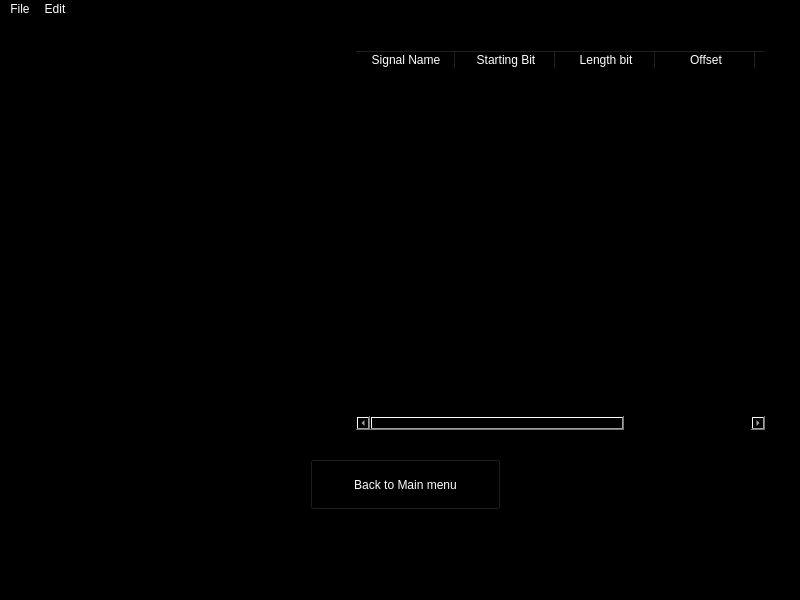
akshaych92/CAN_BUS_DBC_VIEWER, file Ui_files/dbc.ui: the form before one commit.
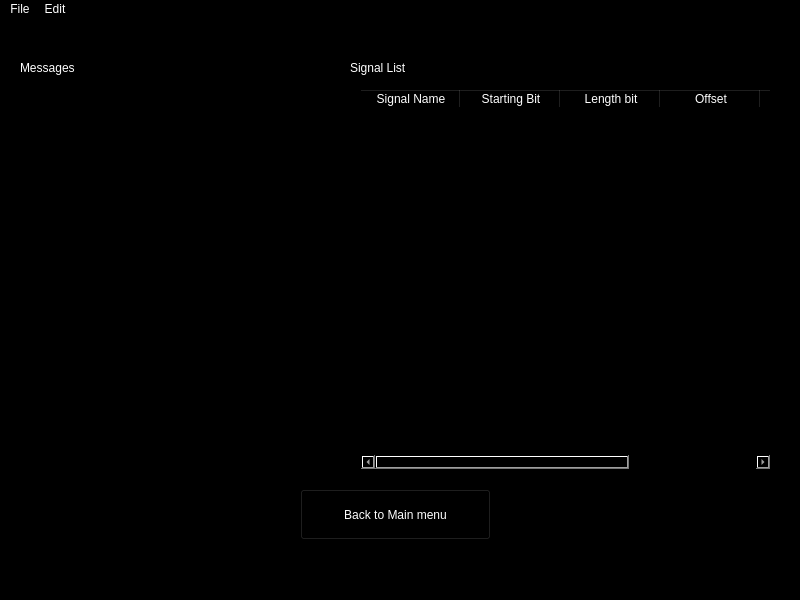
The form after the commit. The open tabs and pages were chosen to show the change.

Commit message: Updated UI and added image icon for UI

What changed in the file:
```diff
--- a/Ui_files/dbc.ui
+++ b/Ui_files/dbc.ui
@@ -81,8 +81,8 @@
      <widget class="QPushButton" name="backmenubutton">
       <property name="geometry">
        <rect>
-        <x>310</x>
-        <y>440</y>
+        <x>300</x>
+        <y>470</y>
         <width>191</width>
         <height>51</height>
        </rect>
@@ -98,7 +98,7 @@
       <property name="geometry">
        <rect>
         <x>20</x>
-        <y>40</y>
+        <y>70</y>
         <width>256</width>
         <height>371</height>
        </rect>
@@ -110,8 +110,8 @@
      <widget class="QTableWidget" name="SignaltableWidget">
       <property name="geometry">
        <rect>
-        <x>355</x>
-        <y>31</y>
+        <x>360</x>
+        <y>70</y>
         <width>411</width>
         <height>381</height>
        </rect>
@@ -150,6 +150,38 @@
        </property>
       </column>
      </widget>
+     <widget class="QLabel" name="MessageLabel">
+      <property name="geometry">
+       <rect>
+        <x>20</x>
+        <y>40</y>
+        <width>67</width>
+        <height>17</height>
+       </rect>
+      </property>
+      <property name="styleSheet">
+       <string notr="true">color:rgb(255, 255, 255)</string>
+      </property>
+      <property name="text">
+       <string>Messages</string>
+      </property>
+     </widget>
+     <widget class="QLabel" name="SignalsLabel">
+      <property name="geometry">
+       <rect>
+        <x>350</x>
+        <y>40</y>
+        <width>67</width>
+        <height>17</height>
+       </rect>
+      </property>
+      <property name="styleSheet">
+       <string notr="true">color:rgb(255, 255, 255)</string>
+      </property>
+      <property name="text">
+       <string>Signal List</string>
+      </property>
+     </widget>
     </widget>
    </widget>
   </widget>
```
The commit also changes 5 other files.
